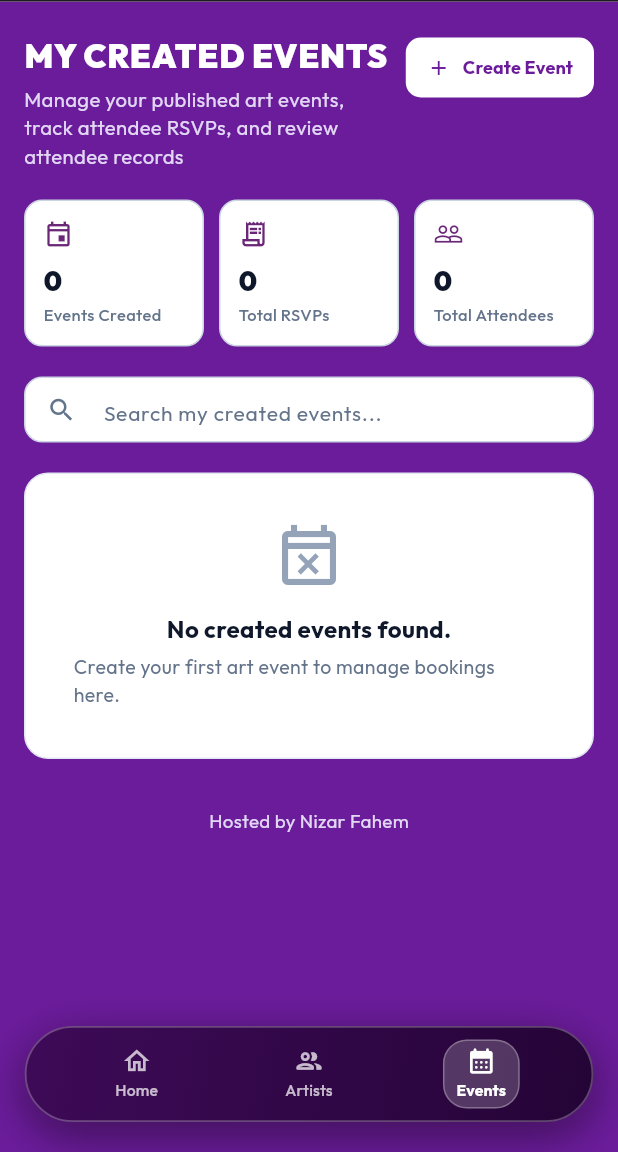
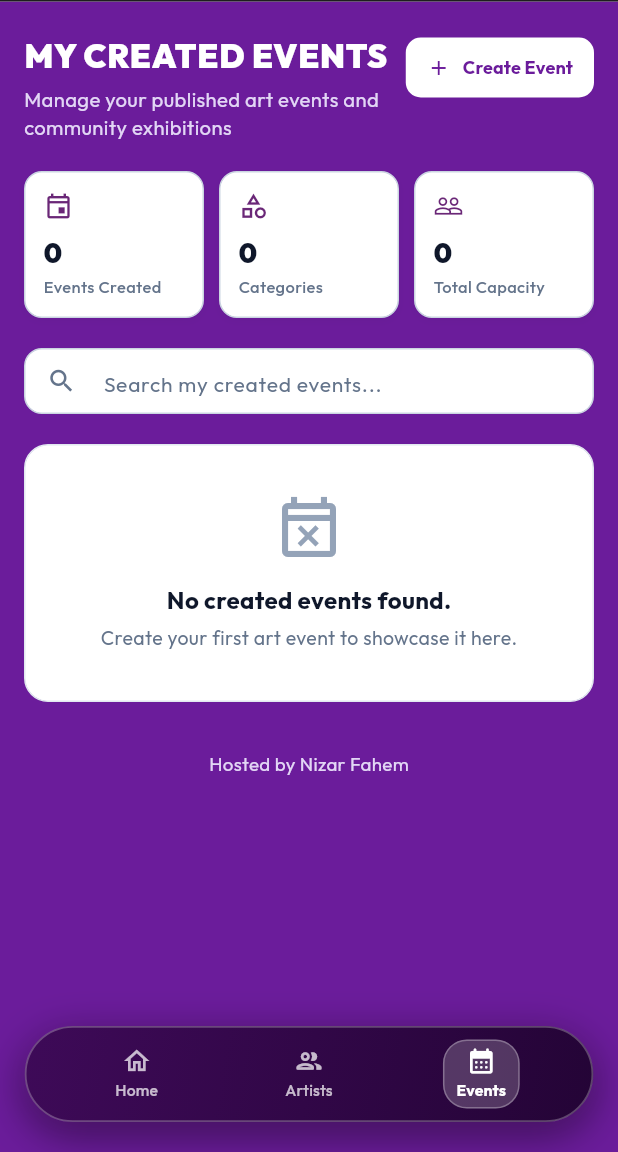
Before and after one commit to technestpartners/artist_dubai, a Flutter app: the MyEventsView screen opened by its route, on a phone screen of 412 x 824 dp, the part 84-1236 px from its top. Run offline on Flutter 3.47's test engine with Material 3 defaults, Android fonts, the phone set to English and light mode, and no system bars; our stand-ins replace cached_network_image, connectivity_plus, dio, equatable, flutter_secure_storage, get_it and 5 more; accounts and stored records are empty; network calls fail.

```diff
--- a/lib/features/events/presentation/views/my_events_view.dart
+++ b/lib/features/events/presentation/views/my_events_view.dart
@@ -11,30 +11,6 @@
 import '../../../home/presentation/widgets/home_footer_widget.dart';
 import '../../domain/models/art_event_model.dart';
 
-class EventAttendeeBooking {
-  final String id;
-  final String eventId;
-  final String attendeeName;
-  final String attendeeEmail;
-  final String attendeePhone;
-  final int ticketsCount;
-  final String pricePaid;
-  final String bookingDate;
-  final String status;
-
-  const EventAttendeeBooking({
-    required this.id,
-    required this.eventId,
-    required this.attendeeName,
-    required this.attendeeEmail,
-    required this.attendeePhone,
-    required this.ticketsCount,
-    required this.pricePaid,
-    required this.bookingDate,
-    this.status = 'Confirmed',
-  });
-}
-
 class MyEventsView extends StatefulWidget {
   const MyEventsView({super.key});
 
@@ -46,10 +22,8 @@
   final TextEditingController _searchController = TextEditingController();
   String _searchQuery = '';
   List<ArtEventModel> _myCreatedEvents = [];
-  Map<String, List<EventAttendeeBooking>> _eventBookingsMap = {};
   bool _isLoading = true;
   StreamSubscription<List<ArtEventModel>>? _eventsSub;
-  StreamSubscription<List<Map<String, dynamic>>>? _bookingsSub;
 
   @override
   void initState() {
@@ -60,77 +34,22 @@
         setState(() => _myCreatedEvents = events);
       }
     });
-    _bookingsSub = sl<LiveSyncService>().bookingsStream.listen((bookings) {
-      if (mounted) {
-        _processBookings(bookings);
-      }
-    });
   }
 
   @override
   void dispose() {
     _eventsSub?.cancel();
-    _bookingsSub?.cancel();
     _searchController.dispose();
     super.dispose();
-  }
-
-  void _processBookings(List<Map<String, dynamic>> rawBookings) {
-    final Map<String, List<EventAttendeeBooking>> map = {};
-    for (final b in rawBookings) {
-      final evId = b['event_id']?.toString() ?? '1';
-      final bookingObj = EventAttendeeBooking(
-        id: b['id']?.toString() ?? 'bk-1',
-        eventId: evId,
-        attendeeName: b['full_name'] as String? ?? b['customer_name'] as String? ?? 'Attendee',
-        attendeeEmail: b['email'] as String? ?? b['customer_email'] as String? ?? '',
-        attendeePhone: b['phone'] as String? ?? '+971 50 000 0000',
-        ticketsCount: (b['tickets_count'] as num?)?.toInt() ?? 1,
-        pricePaid: b['total_price'] as String? ?? 'Free',
-        bookingDate: b['created_at'] as String? ?? 'Today',
-        status: b['status'] as String? ?? 'Confirmed',
-      );
-
-      if (!map.containsKey(evId)) {
-        map[evId] = [];
-      }
-      map[evId]!.add(bookingObj);
-    }
-    setState(() => _eventBookingsMap = map);
   }
 
   Future<void> _fetchMyEvents({bool forceRefresh = false}) async {
     setState(() => _isLoading = _myCreatedEvents.isEmpty);
     try {
       final events = await sl<ApiService>().getEvents(forceRefresh: forceRefresh);
-      final rawBookings = await sl<ApiService>().getBookings(forceRefresh: forceRefresh);
-
-      final Map<String, List<EventAttendeeBooking>> map = {};
-
-      for (final b in rawBookings) {
-        final evId = b['event_id']?.toString() ?? '1';
-        final bookingObj = EventAttendeeBooking(
-          id: b['id']?.toString() ?? 'bk-1',
-          eventId: evId,
-          attendeeName: b['full_name'] as String? ?? b['customer_name'] as String? ?? 'Attendee',
-          attendeeEmail: b['email'] as String? ?? b['customer_email'] as String? ?? '',
-          attendeePhone: b['phone'] as String? ?? '+971 50 000 0000',
-          ticketsCount: (b['tickets_count'] as num?)?.toInt() ?? 1,
-          pricePaid: b['total_price'] as String? ?? 'Free',
-          bookingDate: b['created_at'] as String? ?? 'Today',
-          status: b['status'] as String? ?? 'Confirmed',
-        );
-
-        if (!map.containsKey(evId)) {
-          map[evId] = [];
-        }
-        map[evId]!.add(bookingObj);
-      }
-
       if (mounted) {
         setState(() {
           _myCreatedEvents = events;
-          _eventBookingsMap = map;
           _isLoading = false;
         });
       }
@@ -149,14 +68,11 @@
     }).toList();
   }
 
-
   @override
   Widget build(BuildContext context) {
     final totalCreated = _myCreatedEvents.length;
-    final totalBookingsCount = _eventBookingsMap.values
-        .fold<int>(0, (sum, list) => sum + list.length);
-    final totalTicketsSold = _eventBookingsMap.values.fold<int>(
-        0, (sum, list) => sum + list.fold<int>(0, (s, b) => s + b.ticketsCount));
+    final totalCategories = _myCreatedEvents.map((e) => e.category).toSet().length;
+    final totalCapacity = _myCreatedEvents.fold<int>(0, (sum, e) => sum + e.maxAttendees);
 
     final filtered = _filteredEvents;
 
@@ -195,7 +111,7 @@
                                 ),
                                 SizedBox(height: 4),
                                 Text(
-                          'Manage your published art events, track attendee RSVPs, and review attendee records',
+                                  'Manage your published art events and community exhibitions',
                                   style: TextStyle(
                                     fontSize: 13.5,
                                     color: Color(0xFFE2D6F5),
@@ -237,16 +153,16 @@
                           const SizedBox(width: 10),
                           Expanded(
                             child: _buildMetricCard(
-                      title: 'Total RSVPs',
-                      value: '$totalBookingsCount',
-                      icon: Icons.receipt_long_outlined,
+                              title: 'Categories',
+                              value: '$totalCategories',
+                              icon: Icons.category_outlined,
                             ),
                           ),
                           const SizedBox(width: 10),
                           Expanded(
                             child: _buildMetricCard(
-                      title: 'Total Attendees',
-                      value: '$totalTicketsSold',
+                              title: 'Total Capacity',
+                              value: '$totalCapacity',
                               icon: Icons.people_outline,
                             ),
                           ),
@@ -307,7 +223,7 @@
                               ),
                               SizedBox(height: 4),
                               Text(
-                        'Create your first art event to manage bookings here.',
+                                'Create your first art event to showcase it here.',
                                 style: TextStyle(fontSize: 13, color: Color(0xFF64748B)),
                               ),
                             ],
@@ -321,8 +237,6 @@
                           separatorBuilder: (context, index) => const SizedBox(height: 16),
                           itemBuilder: (context, index) {
                             final event = filtered[index];
-                    final bookings = _eventBookingsMap[event.id] ?? const [];
-                    final ticketsSold = bookings.fold<int>(0, (sum, b) => sum + b.ticketsCount);
 
                             return Container(
                               decoration: BoxDecoration(
@@ -420,7 +334,7 @@
                                               style: TextStyle(fontSize: 13.5, fontWeight: FontWeight.bold, color: Color(0xFF0F172A)),
                                             ),
                                             Text(
-                                      'RSVPs: $ticketsSold / ${event.maxAttendees}',
+                                              'Capacity: ${event.maxAttendees} attendees',
                                               style: const TextStyle(fontSize: 12.5, fontWeight: FontWeight.w600, color: Color(0xFF6A2777)),
                                             ),
                                           ],
--- a/lib/features/settings/presentation/views/settings_view.dart
+++ b/lib/features/settings/presentation/views/settings_view.dart
@@ -365,7 +365,7 @@
                       Text('Your artist profile (if any)', style: TextStyle(fontSize: 12.5, color: Color(0xFF64748B), height: 1.5)),
                       Text('All your artwork images', style: TextStyle(fontSize: 12.5, color: Color(0xFF64748B), height: 1.5)),
                       Text('Your account information', style: TextStyle(fontSize: 12.5, color: Color(0xFF64748B), height: 1.5)),
-                      Text('All your bookings and event history', style: TextStyle(fontSize: 12.5, color: Color(0xFF64748B), height: 1.5)),
+                      Text('All your activity and event history', style: TextStyle(fontSize: 12.5, color: Color(0xFF64748B), height: 1.5)),
                       Text('Any saved preferences', style: TextStyle(fontSize: 12.5, color: Color(0xFF64748B), height: 1.5)),
                       Text('Your liked artists and galleries', style: TextStyle(fontSize: 12.5, color: Color(0xFF64748B), height: 1.5)),
                     ],
@@ -727,7 +727,7 @@
                                     const Padding(
                                       padding: EdgeInsets.symmetric(horizontal: 16),
                                       child: Text(
-                                        'Create your artist profile to be discoverable on the platform and receive booking requests.',
+                                        'Create your artist profile to be discoverable on the platform and showcase your portfolio.',
                                         textAlign: TextAlign.center,
                                         style: TextStyle(
                                           fontSize: 13,
--- a/lib/features/splash/presentation/views/splash_screen_view.dart
+++ b/lib/features/splash/presentation/views/splash_screen_view.dart
@@ -37,7 +37,8 @@
 
     // Pre-warm data caches in background during splash animation for instant 0ms loads
     try {
-      sl<LiveSyncService>().syncAllSilently();
+      sl<LiveSyncService>().syncAllSilently(forceRefresh: true);
+      sl<LiveSyncService>().startMultiDeviceSync();
     } catch (_) {}
 
     // Main entrance sequence (2.2 seconds)
--- a/lib/main.dart
+++ b/lib/main.dart
@@ -2,6 +2,7 @@
 import 'package:flutter/services.dart';
 import 'app/app.dart';
 import 'core/di/injection_container.dart';
+import 'core/services/live_sync_service.dart';
 
 void main() async {
   WidgetsFlutterBinding.ensureInitialized();
@@ -23,6 +24,9 @@
   // Initialize Dependency Injection
   await initDependencyInjection();
 
+  // Start Real-Time Multi-Device Database Live Sync
+  sl<LiveSyncService>().startMultiDeviceSync();
+
   // Run Root Application
   runApp(const ArtistDubaiApp());
 }
```
Also changed, not shown: lib/core/services/live_sync_service.dart (+65 -34 lines). Lines whose indentation alone changed are shown as unchanged.
